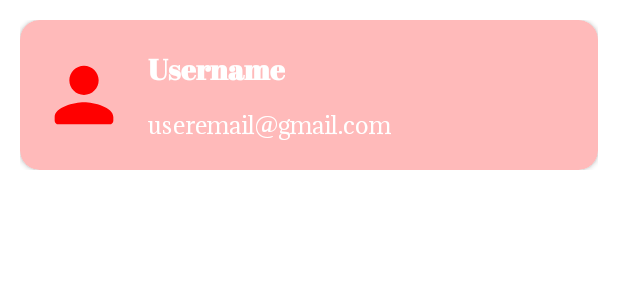
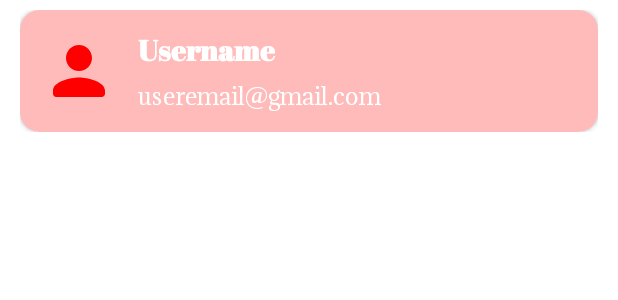
Before and after one commit to Preetojha08/Admin_Panel_Of_Catering_Management_System, an Android app: the layout usersdata_layout.xml on its own in the app's theme, with its tools: preview values and no code run, on a phone screen of 412 x 824 dp. Shown: the top 300 px of the screen. Run offline under Robolectric (Android 15) with nearby library versions, the phone set to English and light mode, and no system bars; network calls fail.

Commit message:
User Details Done

```diff
--- a/app/src/main/java/com/creatures/mycateringadminpanel/UsersDataActivity.java
+++ b/app/src/main/java/com/creatures/mycateringadminpanel/UsersDataActivity.java
@@ -54,7 +54,7 @@ public class UsersDataActivity extends AppCompatActivity {
         if (a == 0)
         {
             empty_imageview.setVisibility(View.VISIBLE);
-            Toast.makeText(this, "Hello", Toast.LENGTH_SHORT).show();
+            //Toast.makeText(this, "Hello", Toast.LENGTH_SHORT).show();
         }
 
         loadUsersData();
--- a/app/src/main/res/layout/activity_user_details.xml
+++ b/app/src/main/res/layout/activity_user_details.xml
@@ -91,7 +91,8 @@
                     android:layout_width="wrap_content"
                     android:layout_height="wrap_content"
                     android:fontFamily="@font/akaya_telivigala"
-                    android:text="2"
+
+                    android:id="@+id/text_view_searchview"
                     android:textColor="@color/purple_500"
                     android:textSize="20sp" />
 
@@ -123,7 +124,7 @@
                     android:layout_width="wrap_content"
                     android:layout_height="wrap_content"
                     android:fontFamily="@font/akaya_telivigala"
-                    android:text="0"
+                    android:id="@+id/text_view_event_inquiry"
                     android:textColor="@color/purple_500"
                     android:textSize="20sp" />
 
--- a/app/src/main/res/layout/activity_users_data.xml
+++ b/app/src/main/res/layout/activity_users_data.xml
@@ -24,10 +24,10 @@
         android:id="@+id/recycler_view_user_data"/>
 
     <ImageView
+        android:id="@+id/image_view_users_database"
         android:layout_width="@dimen/_250sdp"
         android:layout_height="@dimen/_200sdp"
         android:layout_centerInParent="true"
-        android:id="@+id/image_view_users_database"
-        android:src="@drawable/fourzerofour"/>
+        android:src="@drawable/no_data" />
 
 </RelativeLayout>
--- a/app/src/main/res/layout/usersdata_layout.xml
+++ b/app/src/main/res/layout/usersdata_layout.xml
@@ -2,7 +2,8 @@
 <LinearLayout xmlns:android="http://schemas.android.com/apk/res/android"
     android:layout_width="match_parent"
     xmlns:app="http://schemas.android.com/apk/res-auto"
-    android:padding="@dimen/_10sdp"
+    android:paddingHorizontal="@dimen/_10sdp"
+    android:paddingVertical="@dimen/_5sdp"
     android:layout_height="wrap_content">
 
     <androidx.cardview.widget.CardView
@@ -28,8 +29,8 @@
                 android:paddingVertical="@dimen/_10sdp">
 
                 <ImageView
-                    android:layout_width="@dimen/_45sdp"
-                    android:layout_height="@dimen/_50sdp"
+                    android:layout_width="@dimen/_40sdp"
+                    android:layout_height="@dimen/_40sdp"
                     android:layout_gravity="center"
                     android:tint="@color/purple_700"
                     android:layout_marginHorizontal="@dimen/_10sdp"
@@ -42,7 +43,7 @@
                 android:layout_height="wrap_content"
                 android:layout_centerVertical="true"
                 android:layout_toRightOf="@+id/image_view_layout"
-                android:paddingVertical="@dimen/_15sdp">
+                android:paddingVertical="@dimen/_10sdp">
 
                 <TextView
                     android:id="@+id/text_view_users_data_username"
@@ -60,7 +61,7 @@
                     android:layout_height="wrap_content"
                     android:layout_below="@+id/text_view_users_data_username"
                     android:layout_centerVertical="true"
-                    android:layout_marginTop="@dimen/_10sdp"
+                    android:layout_marginTop="@dimen/_5sdp"
                     android:fontFamily="@font/adamina"
                     android:text="useremail@gmail.com"
                     android:textColor="@color/white"
```
Also changed, not shown: app/src/main/java/com/creatures/mycateringadminpanel/UserDetailsActivity.java (+16 -1 lines).
